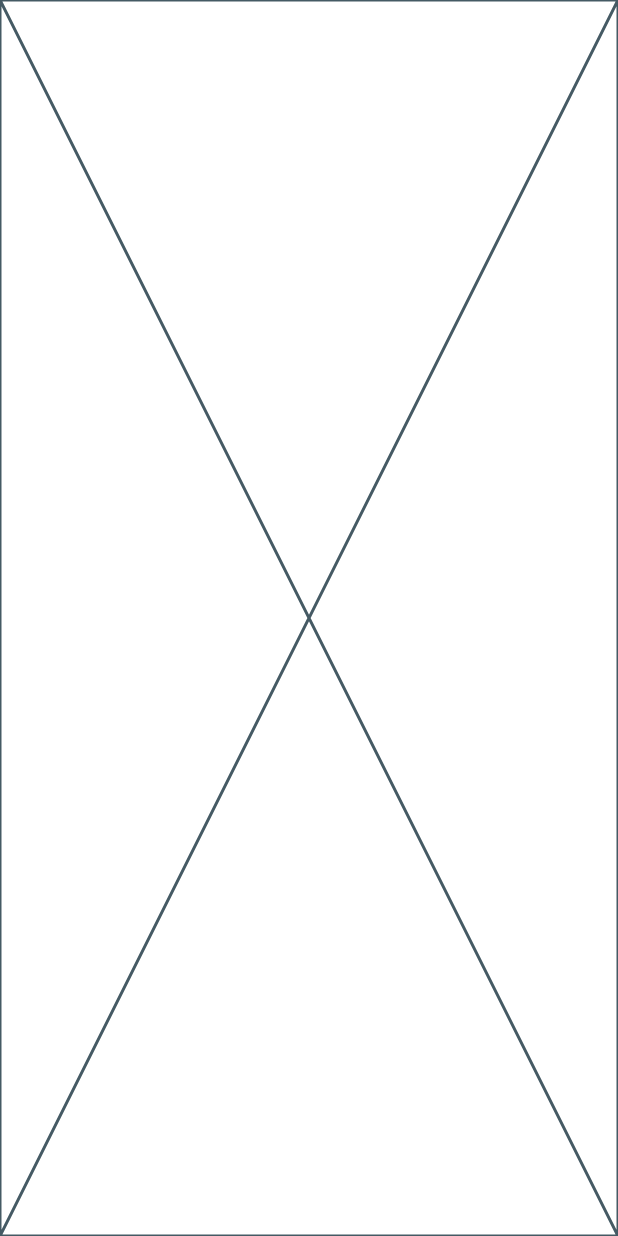
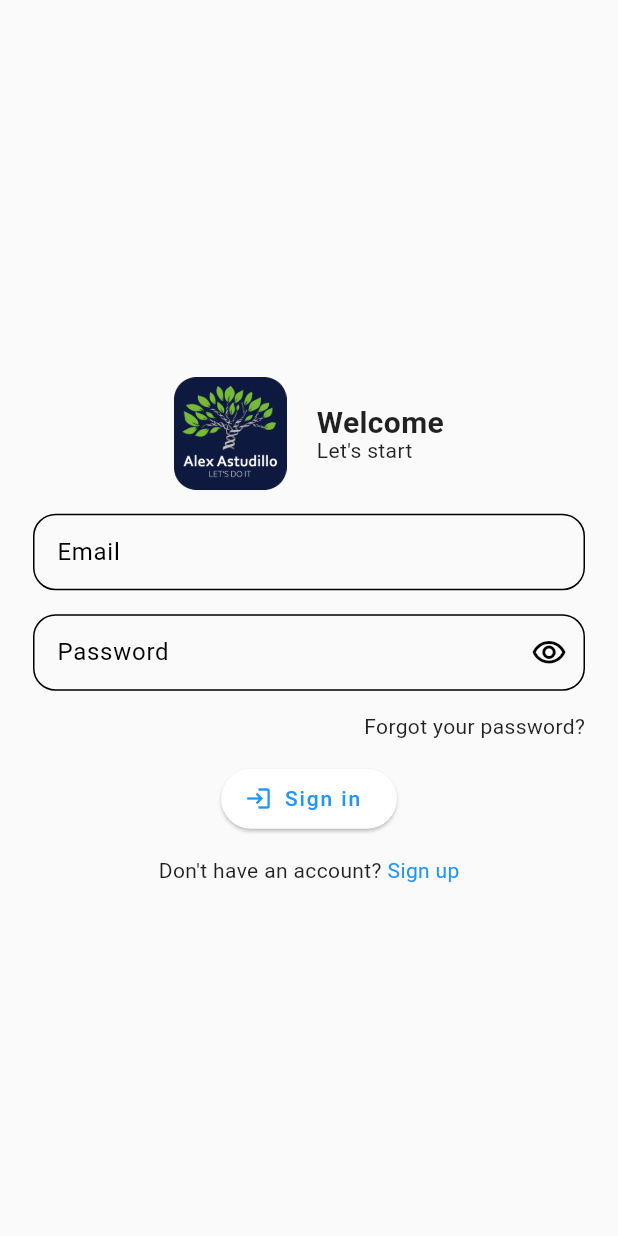
Before and after one commit to astudilloalex/flutter-alex-astudillo-app, a Flutter app: the screen it shows after launch, on a phone screen of 412 x 824 dp. Run offline on Flutter 3.47's test engine with Material 2 defaults, Android fonts, the phone set to English and light mode, and no system bars; our stand-ins replace carousel_slider, flutter_bloc, go_router, google_fonts; generated files the repository leaves out were written again.

Commit message:
Complete sign in page

```diff
--- /dev/null
+++ b/lib/app/app_asset.dart
@@ -0,0 +1,12 @@
+class AppAsset {
+  const AppAsset._();
+
+  static const String alexAstudilloLogo =
+      'assets/icons/alex_astudillo_logo.png';
+  static const String businessFutureCarousel =
+      'assets/images/business_future_carousel.jpg';
+  static const String circleFutureCarousel =
+      'assets/images/circle_future_carousel.jpg';
+  static const String spaceshipFutureCarousel =
+      'assets/images/spaceship_future_carousel.jpg';
+}
--- a/lib/l10n/app_en.arb
+++ b/lib/l10n/app_en.arb
@@ -1,3 +1,10 @@
 {
-    "signIn": "Sign in"
+    "dontHaveAnAccount": "Don't have an account?",
+    "email": "Email",
+    "forgotYourPassword": "Forgot your password?",
+    "letsStart": "Let's start",
+    "password": "Password",
+    "signIn": "Sign in",
+    "signUp": "Sign up",
+    "welcome": "Welcome"
 }
--- a/lib/l10n/app_es.arb
+++ b/lib/l10n/app_es.arb
@@ -1,3 +1,10 @@
 {
-    "signIn": "Iniciar sesión"
+    "dontHaveAnAccount": "¿No tienes una cuenta?",
+    "email": "Correo electrónico",
+    "forgotYourPassword": "¿Olvidaste tu contraseña?",
+    "letsStart": "Empecemos",
+    "password": "Contraseña",
+    "signIn": "Iniciar sesión",
+    "signUp": "Regístrate",
+    "welcome": "Bienvenido"
 }
--- a/lib/main.dart
+++ b/lib/main.dart
@@ -14,7 +14,6 @@ class MyApp extends StatelessWidget {
   @override
   Widget build(BuildContext context) {
     return MaterialApp.router(
-      darkTheme: AppThemeData.dark,
       localizationsDelegates: AppLocalizations.localizationsDelegates,
       routerConfig: RoutePage.router,
       supportedLocales: AppLocalizations.supportedLocales,
--- a/lib/ui/pages/sign_in/adaptative/sign_in_desktop_page.dart
+++ b/lib/ui/pages/sign_in/adaptative/sign_in_desktop_page.dart
@@ -1,10 +1,64 @@
-import 'package:flutter/widgets.dart';
+import 'package:alex_astudillo/app/app_asset.dart';
+import 'package:alex_astudillo/ui/pages/sign_in/widgets/sign_in_form_container.dart';
+import 'package:carousel_slider/carousel_slider.dart';
+import 'package:flutter/material.dart';
 
 class SignInDesktopPage extends StatelessWidget {
   const SignInDesktopPage({super.key});
 
   @override
   Widget build(BuildContext context) {
-    return const Placeholder();
+    return Scaffold(
+      body: SafeArea(
+        child: Stack(
+          fit: StackFit.expand,
+          alignment: Alignment.center,
+          children: [
+            CarouselSlider(
+              items: [
+                Image.asset(
+                  AppAsset.businessFutureCarousel,
+                  fit: BoxFit.cover,
+                  width: MediaQuery.of(context).size.width,
+                ),
+                Image.asset(
+                  AppAsset.circleFutureCarousel,
+                  fit: BoxFit.cover,
+                  width: MediaQuery.of(context).size.width,
+                ),
+                Image.asset(
+                  AppAsset.spaceshipFutureCarousel,
+                  fit: BoxFit.cover,
+                  width: MediaQuery.of(context).size.width,
+                ),
+              ],
+              options: CarouselOptions(
+                height: MediaQuery.of(context).size.height,
+                autoPlay: true,
+                viewportFraction: 1.0,
+              ),
+            ),
+            Positioned(
+              child: ColoredBox(color: Theme.of(context).hintColor),
+            ),
+            Center(
+              child: ConstrainedBox(
+                constraints: const BoxConstraints(
+                  maxWidth: 400.0,
+                  maxHeight: 400.0,
+                ),
+                child: Container(
+                  decoration: BoxDecoration(
+                    color: Theme.of(context).canvasColor,
+                    borderRadius: BorderRadius.circular(15.0),
+                  ),
+                  child: const SignInFormContainer(),
+                ),
+              ),
+            ),
+          ],
+        ),
+      ),
+    );
   }
 }
--- a/lib/ui/pages/sign_in/adaptative/sign_in_phone_page.dart
+++ b/lib/ui/pages/sign_in/adaptative/sign_in_phone_page.dart
@@ -1,10 +1,11 @@
-import 'package:flutter/widgets.dart';
+import 'package:alex_astudillo/ui/pages/sign_in/widgets/sign_in_form_container.dart';
+import 'package:flutter/material.dart';
 
 class SignInPhonePage extends StatelessWidget {
   const SignInPhonePage({super.key});
 
   @override
   Widget build(BuildContext context) {
-    return const Placeholder();
+    return const Scaffold(body: SafeArea(child: SignInFormContainer()));
   }
 }
--- a/lib/ui/pages/sign_in/sign_in_page.dart
+++ b/lib/ui/pages/sign_in/sign_in_page.dart
@@ -11,6 +11,7 @@ class SignInPage extends StatelessWidget {
     return const ResponsiveWidget(
       desktop: SignInDesktopPage(),
       phone: SignInPhonePage(),
+      tablet: SignInDesktopPage(),
     );
   }
 }
--- a/lib/ui/pages/sign_in/widgets/sign_in_form.dart
+++ b/lib/ui/pages/sign_in/widgets/sign_in_form.dart
@@ -17,6 +17,8 @@ class _SignInFormState extends State<SignInForm> {
   final TextEditingController emailController = TextEditingController();
   final TextEditingController passwordController = TextEditingController();
 
+  bool viewPassword = false;
+
   @override
   void dispose() {
     emailController.dispose();
@@ -32,10 +34,33 @@ class _SignInFormState extends State<SignInForm> {
         children: [
           TextFormField(
             controller: emailController,
+            decoration: InputDecoration(
+              labelText: AppLocalizations.of(context)!.email,
+            ),
           ),
           const SizedBox(height: 16.0),
           TextFormField(
             controller: passwordController,
+            decoration: InputDecoration(
+              labelText: AppLocalizations.of(context)!.password,
+              suffixIcon: IconButton(
+                onPressed: () => setState(() => viewPassword = !viewPassword),
+                icon: Icon(
+                  !viewPassword
+                      ? Icons.visibility_outlined
+                      : Icons.visibility_off_outlined,
+                ),
+              ),
+            ),
+            obscureText: !viewPassword,
+          ),
+          const SizedBox(height: 16.0),
+          Align(
+            alignment: Alignment.centerRight,
+            child: InkWell(
+              onTap: () {},
+              child: Text(AppLocalizations.of(context)!.forgotYourPassword),
+            ),
           ),
           const SizedBox(height: 16.0),
           BlocBuilder<SignInCubit, SignInState>(
--- /dev/null
+++ b/lib/ui/pages/sign_in/widgets/sign_in_form_container.dart
@@ -0,0 +1,80 @@
+import 'package:alex_astudillo/app/app_asset.dart';
+import 'package:alex_astudillo/ui/pages/sign_in/widgets/sign_in_form.dart';
+import 'package:flutter/material.dart';
+import 'package:flutter_gen/gen_l10n/app_localizations.dart';
+
+class SignInFormContainer extends StatelessWidget {
+  const SignInFormContainer({super.key});
+
+  @override
+  Widget build(BuildContext context) {
+    return Center(
+      child: ListView(
+        shrinkWrap: true,
+        children: [
+          const SizedBox(height: 16.0),
+          Row(
+            mainAxisAlignment: MainAxisAlignment.center,
+            children: [
+              Image.asset(
+                AppAsset.alexAstudilloLogo,
+                width: 75.0,
+                height: 75.0,
+              ),
+              const SizedBox(width: 20.0),
+              Text.rich(
+                TextSpan(
+                  text: '${AppLocalizations.of(context)!.welcome}\n',
+                  style: const TextStyle(
+                    fontSize: 20.0,
+                    fontWeight: FontWeight.bold,
+                  ),
+                  children: [
+                    TextSpan(
+                      text: AppLocalizations.of(context)!.letsStart,
+                      style: const TextStyle(
+                        fontSize: 14.0,
+                        fontWeight: FontWeight.normal,
+                      ),
+                    ),
+                  ],
+                ),
+              ),
+            ],
+          ),
+          const SizedBox(height: 16.0),
+          Center(
+            child: ConstrainedBox(
+              constraints: const BoxConstraints(maxWidth: 400.0),
+              child: const Padding(
+                padding: EdgeInsets.symmetric(horizontal: 16.0),
+                child: SignInForm(),
+              ),
+            ),
+          ),
+          const SizedBox(height: 16.0),
+          Center(
+            child: Text.rich(
+              TextSpan(
+                text: '${AppLocalizations.of(context)!.dontHaveAnAccount} ',
+                children: [
+                  WidgetSpan(
+                    child: InkWell(
+                      onTap: () {},
+                      child: Text(
+                        AppLocalizations.of(context)!.signUp,
+                        style: TextStyle(
+                          color: Theme.of(context).primaryColor,
+                        ),
+                      ),
+                    ),
+                  ),
+                ],
+              ),
+            ),
+          ),
+        ],
+      ),
+    );
+  }
+}
--- a/lib/ui/routes/route_page.dart
+++ b/lib/ui/routes/route_page.dart
@@ -14,7 +14,7 @@ class RoutePage {
   const RoutePage._();
 
   static final GoRouter router = GoRouter(
-    initialLocation: RouteName.splash,
+    initialLocation: RouteName.signIn,
     routes: [
       GoRoute(
         path: RouteName.home,
--- a/lib/ui/theme/app_theme_data.dart
+++ b/lib/ui/theme/app_theme_data.dart
@@ -1,4 +1,5 @@
 import 'package:flutter/material.dart';
+import 'package:google_fonts/google_fonts.dart';
 
 class AppThemeData {
   const AppThemeData._();
@@ -9,5 +10,45 @@ class AppThemeData {
 
   static final ThemeData light = ThemeData.light().copyWith(
     useMaterial3: true,
+    inputDecorationTheme: InputDecorationTheme(
+      border: OutlineInputBorder(
+        borderRadius: BorderRadius.circular(15.0),
+      ),
+      errorBorder: OutlineInputBorder(
+        borderRadius: BorderRadius.circular(15.0),
+      ),
+      enabledBorder: OutlineInputBorder(
+        borderRadius: BorderRadius.circular(15.0),
+      ),
+      focusedBorder: OutlineInputBorder(
+        borderRadius: BorderRadius.circular(15.0),
+      ),
+      disabledBorder: OutlineInputBorder(
+        borderRadius: BorderRadius.circular(15.0),
+      ),
+      focusedErrorBorder: OutlineInputBorder(
+        borderRadius: BorderRadius.circular(15.0),
+      ),
+    ),
+    typography: Typography(
+      black: TextTheme(
+        bodyLarge: GoogleFonts.poppins(),
+        bodyMedium: GoogleFonts.poppins(),
+        bodySmall: GoogleFonts.poppins(),
+        displayLarge: GoogleFonts.poppins(),
+        displayMedium: GoogleFonts.poppins(),
+        displaySmall: GoogleFonts.poppins(),
+        headlineLarge: GoogleFonts.poppins(),
+        headlineMedium: GoogleFonts.poppins(),
+        headlineSmall: GoogleFonts.poppins(),
+        labelLarge: GoogleFonts.poppins(),
+        labelMedium: GoogleFonts.poppins(),
+        labelSmall: GoogleFonts.poppins(),
+        titleLarge: GoogleFonts.poppins(),
+        titleMedium: GoogleFonts.poppins(),
+        titleSmall: GoogleFonts.poppins(),
+      ),
+    ),
+    visualDensity: VisualDensity.adaptivePlatformDensity,
   );
 }
```
Also changed, not shown: pubspec.yaml (+5 -3 lines), assets/icons/alex_astudillo_logo.png (added), assets/images/business_future_carousel.jpg (added), assets/images/circle_future_carousel.jpg (added), assets/images/spaceship_future_carousel.jpg (added), pubspec.lock, 3 other files.
